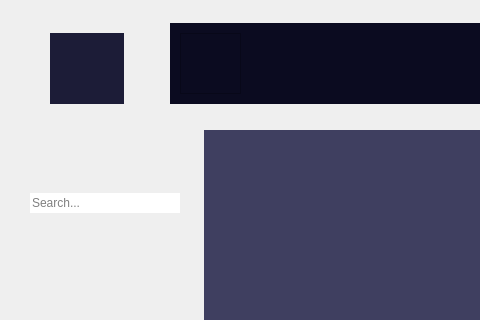
Qt form desktop/dialog.ui (yutfut/messenger) before a commit; both pictures show x 0 to 480 and y 84 to 404 of the 800 by 600 pixel window.
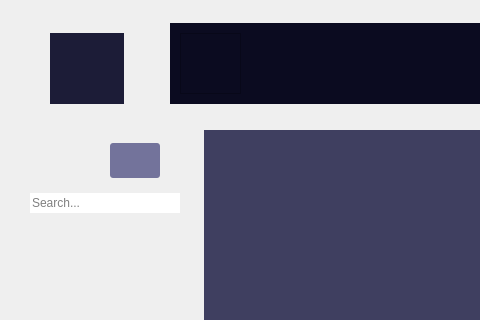
The same form after that commit. Icons and pictures are not drawn.

```diff
--- a/desktop/dialog.ui
+++ b/desktop/dialog.ui
@@ -1029,6 +1029,51 @@
      </item>
     </layout>
    </widget>
+   <widget class="QPushButton" name="file_button_2">
+    <property name="geometry">
+     <rect>
+      <x>110</x>
+      <y>210</y>
+      <width>50</width>
+      <height>35</height>
+     </rect>
+    </property>
+    <property name="minimumSize">
+     <size>
+      <width>50</width>
+      <height>35</height>
+     </size>
+    </property>
+    <property name="maximumSize">
+     <size>
+      <width>50</width>
+      <height>35</height>
+     </size>
+    </property>
+    <property name="styleSheet">
+     <string notr="true"> QPushButton:enabled
+{
+                background:  #73739b;
+                border-radius: 3px;
+                min-height:25px;
+                padding: 5px;
+                outline: 0px;
+}
+
+QPushButton:hover
+{
+                background: #7a7aa1;
+}
+
+QPushButton:pressed
+ {
+        background: #8f8fb3;
+}</string>
+    </property>
+    <property name="text">
+     <string/>
+    </property>
+   </widget>
   </widget>
   <widget class="QMenuBar" name="menubar">
    <property name="geometry">
```
